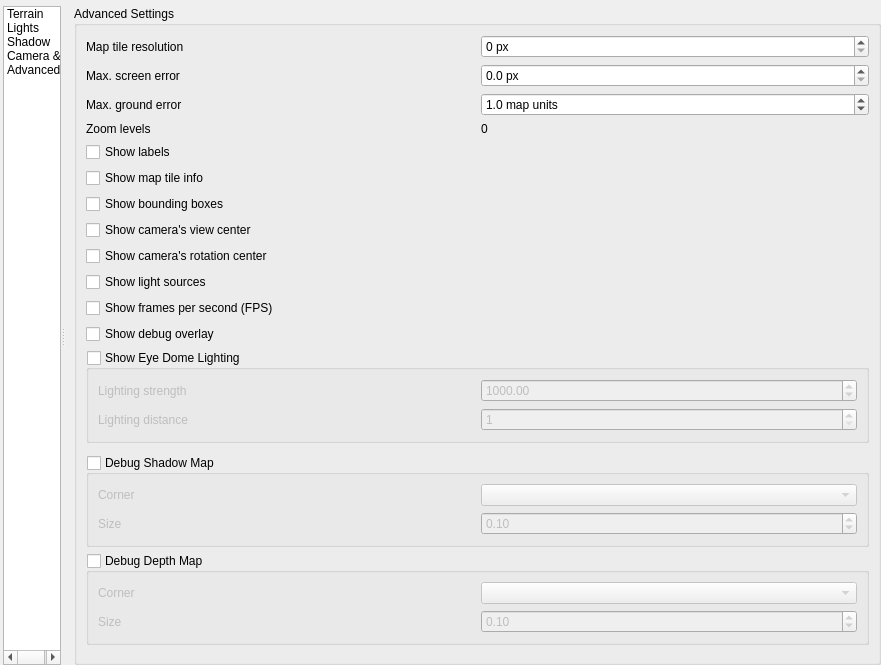
The window that src/ui/3d/map3dconfigwidget.ui (qgis/QGIS) describes before a commit, drawn with Qt 5.
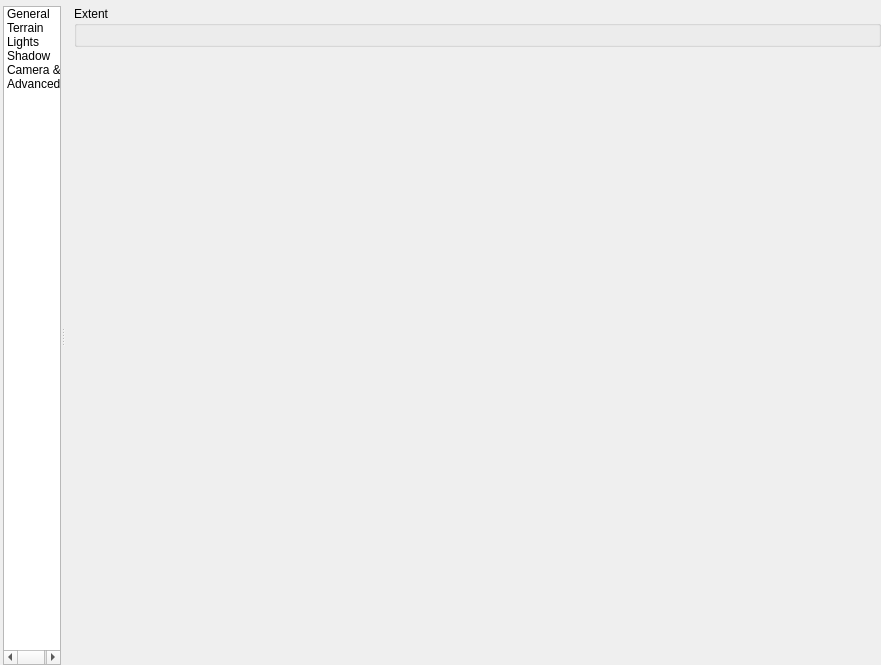
The same window after the commit. Icons and pictures are not drawn. Custom widgets are drawn as their Qt base class.

Commit message: Add widget to set 3d scene's 2d extent

The edit to the form file:
```diff
--- a/src/ui/3d/map3dconfigwidget.ui
+++ b/src/ui/3d/map3dconfigwidget.ui
@@ -86,6 +86,18 @@
            <height>20</height>
           </size>
          </property>
+         <item>
+          <property name="text">
+           <string>General</string>
+          </property>
+          <property name="toolTip">
+           <string>General settings</string>
+          </property>
+          <property name="icon">
+           <iconset resource="../../../images/images.qrc">
+            <normaloff>:/images/themes/default/propertyicons/general.svg</normaloff>:/images/themes/default/propertyicons/general.svg</iconset>
+          </property>
+         </item>
          <item>
           <property name="text">
            <string>Terrain</string>
@@ -179,8 +191,76 @@
        <item>
         <widget class="QStackedWidget" name="m3DOptionsStackedWidget">
          <property name="currentIndex">
-          <number>4</number>
+          <number>0</number>
          </property>
+         <widget class="QWidget" name="mPageGeneral">
+          <layout class="QVBoxLayout" name="verticalLayout_5">
+           <property name="topMargin">
+            <number>0</number>
+           </property>
+           <property name="rightMargin">
+            <number>0</number>
+           </property>
+           <property name="bottomMargin">
+            <number>0</number>
+           </property>
+           <item>
+            <widget class="QScrollArea" name="scrollAreaGeneral">
+             <property name="frameShape">
+              <enum>QFrame::NoFrame</enum>
+             </property>
+             <property name="widgetResizable">
+              <bool>true</bool>
+             </property>
+             <widget class="QWidget" name="scrollAreaGeneralWidgetContents">
+              <property name="geometry">
+               <rect>
+                <x>0</x>
+                <y>0</y>
+                <width>813</width>
+                <height>649</height>
+               </rect>
+              </property>
+              <layout class="QVBoxLayout" name="verticalLayout_7">
+               <property name="leftMargin">
+                <number>0</number>
+               </property>
+               <property name="topMargin">
+                <number>0</number>
+               </property>
+               <property name="rightMargin">
+                <number>0</number>
+               </property>
+               <property name="bottomMargin">
+                <number>0</number>
+               </property>
+               <item>
+                <widget class="QgsExtentGroupBox" name="groupExtent">
+                 <property name="title">
+                  <string>Extent</string>
+                 </property>
+                 <layout class="QVBoxLayout" name="verticalLayout_8"/>
+                </widget>
+               </item>
+               <item>
+                <spacer name="verticalSpacer">
+                 <property name="orientation">
+                  <enum>Qt::Vertical</enum>
+                 </property>
+                 <property name="sizeHint" stdset="0">
+                  <size>
+                   <width>20</width>
+                   <height>40</height>
+                  </size>
+                 </property>
+                </spacer>
+               </item>
+              </layout>
+             </widget>
+            </widget>
+           </item>
+          </layout>
+         </widget>
          <widget class="QWidget" name="mPageTerrain">
           <layout class="QVBoxLayout" name="verticalLayout_61">
            <property name="topMargin">
@@ -1183,6 +1263,12 @@
    <header>qgsambientocclusionsettingswidget.h</header>
    <container>1</container>
   </customwidget>
+  <customwidget>
+   <class>QgsExtentGroupBox</class>
+   <extends>QGroupBox</extends>
+   <header>qgsextentgroupbox.h</header>
+   <container>1</container>
+  </customwidget>
  </customwidgets>
  <tabstops>
   <tabstop>m3DOptionsListWidget</tabstop>
```
The commit also changes 4 other files.
